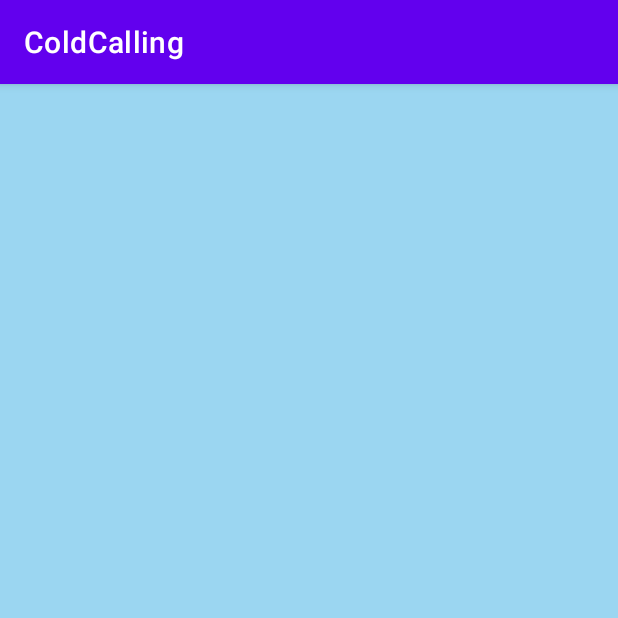
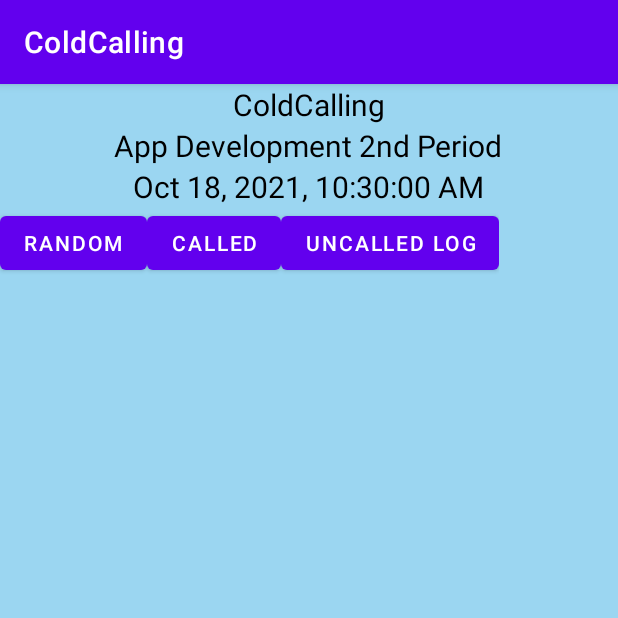
Before and after one commit to mihtisham04/ColdCalling, an Android app: the screen it shows after launch (MainActivity), on a phone screen of 412 x 824 dp, the top half of it. Run offline under Robolectric (Android 15) with nearby library versions, the phone set to English and light mode, and no system bars.

```diff
--- a/app/src/main/java/com/example/coldcalling/MainActivity.java
+++ b/app/src/main/java/com/example/coldcalling/MainActivity.java
@@ -3,13 +3,30 @@ package com.example.coldcalling;
 import androidx.appcompat.app.AppCompatActivity;
 
 import android.os.Bundle;
+import android.widget.TextView;
+
+import java.util.Date;
 
 public class MainActivity extends AppCompatActivity {
+
+    private TextView CurrentTimeView;
 
     @Override
     protected void onCreate(Bundle savedInstanceState) {
         super.onCreate(savedInstanceState);
         setContentView(R.layout.activity_main);
+
+        CurrentTimeView =(TextView)findViewById(R.id.CurrentTimeView);
+        String currentDateTimeString = java.text.DateFormat.getDateTimeInstance().format(new Date());
+        CurrentTimeView.setText(currentDateTimeString);
+
+
+    }
+
+    public chooseStudent() {
+        int num = (int)(Math.random()*33+1);
+        System.out.println("Method Executed:chooseStudent");
+
     }
 
 }
--- a/app/src/main/res/layout/activity_main.xml
+++ b/app/src/main/res/layout/activity_main.xml
@@ -7,4 +7,69 @@
     android:background="#9BD6F1"
     android:orientation="vertical">
 
+
+    <TextView
+        android:id="@+id/AppNameView"
+        android:layout_width="wrap_content"
+        android:layout_height="wrap_content"
+        android:text="@string/app_name"
+        android:textSize="20dp"
+        android:textColor="@color/black"
+        android:layout_gravity="center"
+        />
+
+    <TextView
+        android:id="@+id/ClassNameView"
+        android:layout_width="wrap_content"
+        android:layout_height="wrap_content"
+        android:text="@string/class_name"
+        android:textSize="20dp"
+        android:textColor="@color/black"
+        android:layout_gravity="center"
+        />
+
+    <TextView
+        android:id="@+id/CurrentTimeView"
+        android:layout_width="wrap_content"
+        android:layout_height="wrap_content"
+        android:textSize="20dp"
+        android:textColor="@color/black"
+        android:layout_gravity="center"
+        />
+
+    <ImageView
+        android:id="@+id/imageView"
+        android:layout_width="match_parent"
+        android:layout_height="wrap_content"
+        tools:srcCompat="@tools:sample/avatars" />
+
+    <LinearLayout
+        android:layout_width="wrap_content"
+        android:layout_height="wrap_content"
+        android:orientation="horizontal"
+        >
+
+        <Button
+            android:layout_width="wrap_content"
+            android:layout_height="wrap_content"
+            android:text="@string/random_button_name"/>
+
+        <Button
+            android:layout_width="wrap_content"
+            android:layout_height="wrap_content"
+            android:text="@string/CalledLog_button_name"/>
+
+        <Button
+            android:layout_width="wrap_content"
+            android:layout_height="wrap_content"
+            android:text="@string/UnCalledLog_button_name"/>
+
+
+
+
+
+
+    </LinearLayout>
+
+
 </LinearLayout>
--- a/app/src/main/res/values/strings.xml
+++ b/app/src/main/res/values/strings.xml
@@ -1,3 +1,11 @@
 <resources>
     <string name="app_name">ColdCalling</string>
+    <string name="class_name">App Development 2nd Period</string>
+
+    <string name="random_button_name">Random</string>
+    <string name="UnCalledLog_button_name">Uncalled Log</string>
+    <string name="CalledLog_button_name">Called </string>
+
+
+
 </resources>
```
